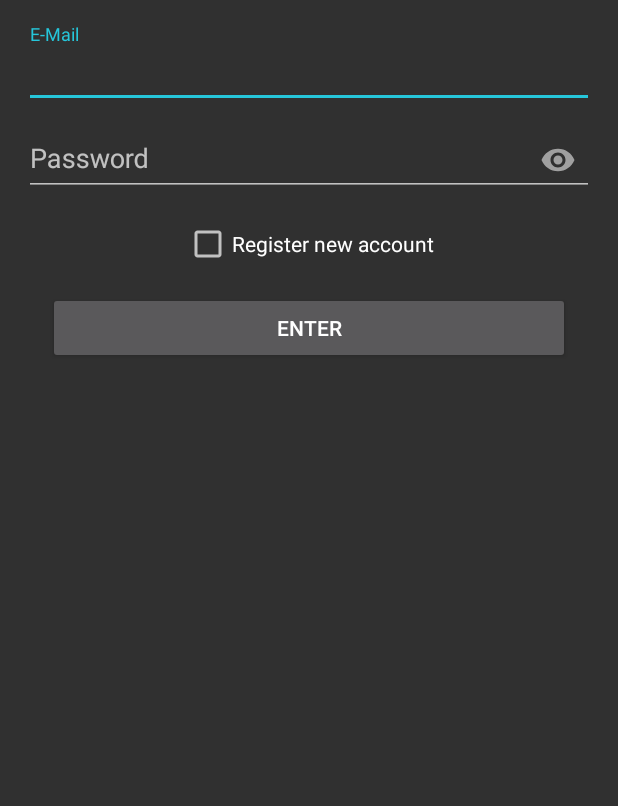
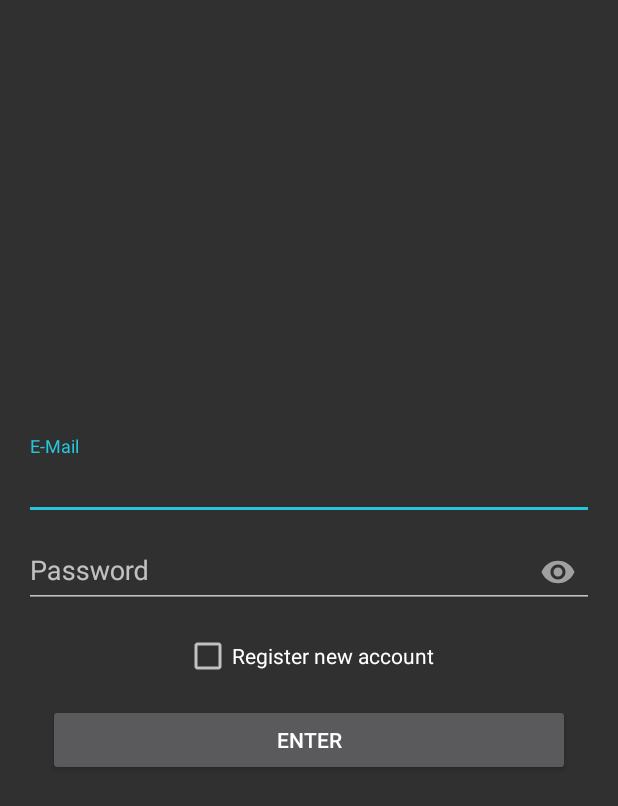
Before and after one commit to GoodKitties/Fair, an Android app: the fragment AddAccountFragment shown on its own in the app's theme, on a phone screen of 412 x 824 dp. Shown: the top 806 px of the screen. Run offline under Robolectric (Android 15) with nearby library versions, the phone set to English and light mode, and no system bars; our stand-ins replace ButterKnife; libraries missing offline, so code that uses them is left out: com.afollestad.materialdialogs, convalida.library, kotlinx.coroutines.experimental; 2 statements that could not run were skipped.

Commit message:
Some niceties for add account dialogs

```diff
--- a/app/src/main/java/dybr/kanedias/com/fair/AddAccountFragment.kt
+++ b/app/src/main/java/dybr/kanedias/com/fair/AddAccountFragment.kt
@@ -104,10 +104,14 @@ class AddAccountFragment : Fragment() {
             confirmButton.setText(R.string.register)
             loginInputs.forEach { it -> it.visibility = View.GONE }
             regInputs.forEach { it -> it.visibility = View.VISIBLE }
+
+            usernameInput.requestFocus()
         } else {
             confirmButton.setText(R.string.enter)
             regInputs.forEach { it -> it.visibility = View.GONE }
             loginInputs.forEach { it -> it.visibility = View.VISIBLE }
+
+            emailInput.requestFocus()
         }
     }
 
--- a/app/src/main/java/dybr/kanedias/com/fair/CreateNewPostViewHolder.kt
+++ b/app/src/main/java/dybr/kanedias/com/fair/CreateNewPostViewHolder.kt
@@ -229,7 +229,7 @@ class CreateNewPostViewHolder(iv: View, private val adapter: PostListFragment.Po
 
         // make http request
         launch(Android) {
-            Network.makeAsyncRequest(itemView.context, { Network.createEntry(entry) })
+
         }
     }
 }
--- a/app/src/main/res/layout/fragment_create_account.xml
+++ b/app/src/main/res/layout/fragment_create_account.xml
@@ -4,34 +4,19 @@
     xmlns:app="http://schemas.android.com/apk/res-auto"
     xmlns:tools="http://schemas.android.com/tools"
     android:layout_width="match_parent"
-    android:layout_height="wrap_content"
+    android:layout_height="match_parent"
+    android:fillViewport="true"
     android:background="@color/md_grey_850">
 
     <LinearLayout
         android:id="@+id/create_account_area"
         android:layout_width="match_parent"
         android:layout_height="wrap_content"
-        android:layout_gravity="center"
+        android:gravity="center"
         android:animateLayoutChanges="true"
         android:orientation="vertical"
         android:padding="16dp"
         tools:context="AddAccountFragment">
-
-        <android.support.design.widget.TextInputLayout
-            android:id="@+id/acc_email"
-            android:layout_width="match_parent"
-            android:layout_height="wrap_content">
-
-            <requestFocus/>
-
-            <EditText
-                android:id="@+id/acc_email_input"
-                android:layout_width="match_parent"
-                android:layout_height="wrap_content"
-                android:inputType="textEmailAddress"
-                android:hint="@string/email"/>
-
-        </android.support.design.widget.TextInputLayout>
 
         <android.support.design.widget.TextInputLayout
             android:id="@+id/acc_username"
@@ -43,7 +28,24 @@
                 android:id="@+id/acc_username_input"
                 android:layout_width="match_parent"
                 android:layout_height="wrap_content"
+                android:inputType="text"
+                android:nextFocusForward="@id/acc_email_input"
                 android:hint="@string/username"/>
+
+        </android.support.design.widget.TextInputLayout>
+
+        <android.support.design.widget.TextInputLayout
+            android:id="@+id/acc_email"
+            android:layout_width="match_parent"
+            android:layout_height="wrap_content">
+
+            <EditText
+                android:id="@+id/acc_email_input"
+                android:layout_width="match_parent"
+                android:layout_height="wrap_content"
+                android:inputType="textEmailAddress"
+                android:nextFocusForward="@id/acc_password_input"
+                android:hint="@string/email"/>
 
         </android.support.design.widget.TextInputLayout>
 
@@ -58,6 +60,7 @@
                 android:layout_width="match_parent"
                 android:layout_height="wrap_content"
                 android:inputType="textPassword"
+                android:nextFocusForward="@id/acc_password_confirm_input"
                 android:hint="@string/password"/>
 
         </android.support.design.widget.TextInputLayout>
@@ -73,6 +76,7 @@
                 android:layout_width="match_parent"
                 android:layout_height="wrap_content"
                 android:inputType="textPassword"
+                android:nextFocusForward="@id/acc_termsofservice_checkbox"
                 android:hint="@string/confirm_password"/>
 
         </android.support.design.widget.TextInputLayout>
@@ -84,6 +88,7 @@
             android:gravity="start|center_vertical"
             android:layout_marginTop="16dp"
             android:visibility="gone"
+            android:nextFocusForward="@id/acc_is_over_18_checkbox"
             android:text="@string/termsofservice_accept"/>
 
         <CheckBox
@@ -93,6 +98,7 @@
             android:gravity="start|center_vertical"
             android:layout_marginTop="16dp"
             android:visibility="gone"
+            android:nextFocusForward="@id/confirm_button"
             android:text="@string/i_am_over_eighteen"/>
 
         <CheckBox
```
